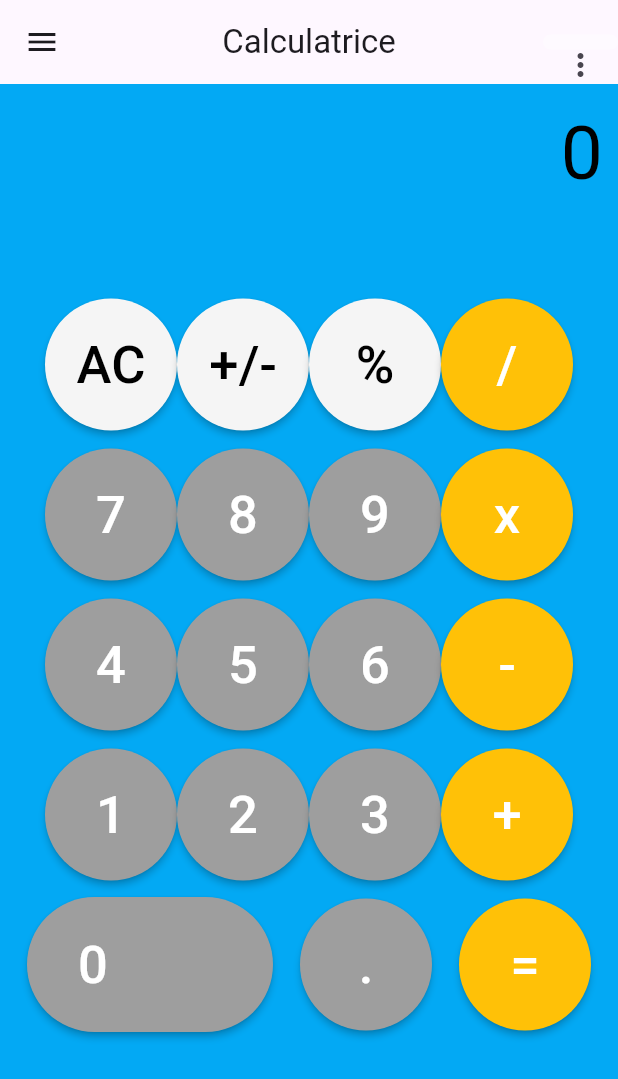
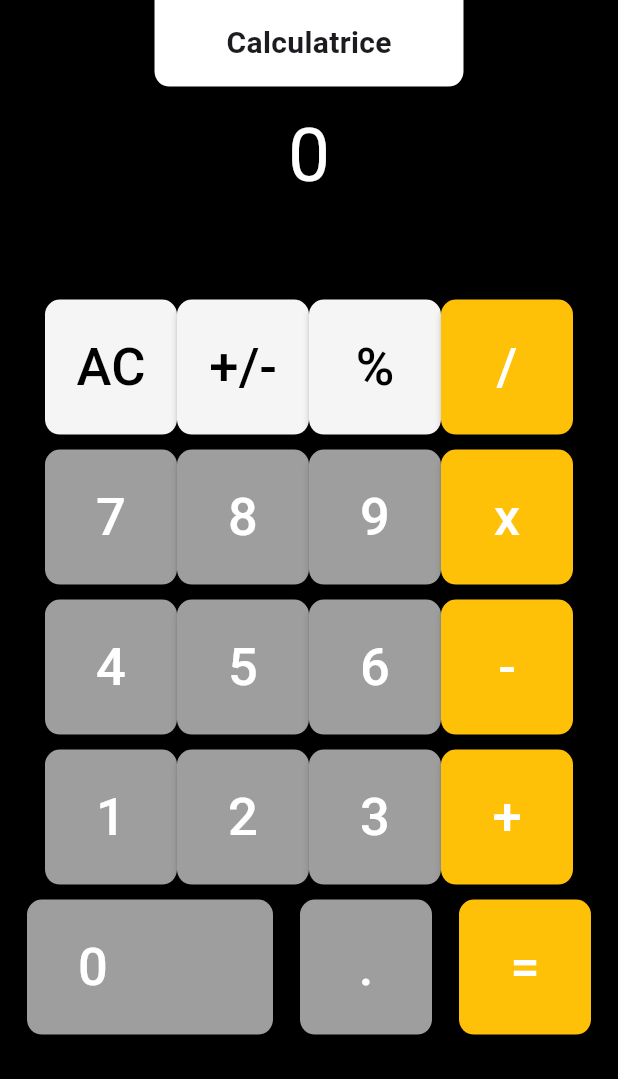
Before and after one commit to Matvdb/Calculatrice-Flutter, a Flutter app: the screen it shows after launch, on a phone screen of 412 x 824 dp. Shown: the top 1079 px of the screen. Run offline on Flutter 3.47's test engine with Material 2 defaults, Android fonts, the phone set to English and light mode, and no system bars.

Commit message:
finish Calculator + FrontEnd

```diff
--- a/lib/ecran/homepage.dart
+++ b/lib/ecran/homepage.dart
@@ -1,6 +1,4 @@
 import 'package:flutter/material.dart';
-import 'package:flutter_application_1/data/menu_items.dart';
-import 'package:flutter_application_1/ecran/parametre.dart';
 
 class MyHomePage extends StatefulWidget {
   const MyHomePage({Key? key}) : super(key: key);
@@ -14,10 +12,12 @@ class _MyHomePageState extends State<MyHomePage> {
   Widget _calcButton(String btntxt, Color btncolor, Color txtcolor){
     return SizedBox(
       child: RaisedButton(
+        shape: RoundedRectangleBorder(
+          borderRadius: BorderRadius.circular(10),
+        ),
         onPressed: (){
           calcul(btntxt);
         },
-        shape: const CircleBorder(),
         color: btncolor,
         padding: const EdgeInsets.all(20),
         child: Text(
@@ -34,69 +34,38 @@ class _MyHomePageState extends State<MyHomePage> {
   @override
   Widget build(BuildContext context) {
     return Scaffold(
-      drawer: Drawer(
-        child: ListView(
-          padding: EdgeInsets.zero,
-          children: [
-            const DrawerHeader(
-              decoration: BoxDecoration(
-                color: Colors.blue,
-              ),
-              child: Text("Calculatrice", style: TextStyle(
-                fontSize: 25.0,
-                fontWeight: FontWeight.bold,
-              ),),
-              ),
-              ListTile(
-                title: const Text('Calcul décimal'),
-                onTap: () {
-                },
-              ),
-              ListTile(
-                title: const Text('Contact'),
-                onTap: () {
-                },
-              ),
-          ],
-        ),
-      ),
-      appBar: AppBar(
-        title: const Text("Calculatrice"),
-        centerTitle: true,
-        actions: [
-          Container(
-                  decoration: BoxDecoration(
-                  borderRadius: BorderRadius.circular(10),
-                  color: Colors.white38,
-                  ),
-                  height: 10,
-                  width: 50,
-                  child: PopupMenuButton<MenusItem>(
-                  itemBuilder: (context) => [
-                    ...MenusItems.itemsFirst.map(buildItem).toList(),
-                ],),
-                ),
-        ],
-      ),
       body: Container(
             height: MediaQuery.of(context).size.height * 1,
             width: MediaQuery.of(context).size.width * 1,
-            color: Colors.lightBlue,
+            color: Colors.black,
             child: SingleChildScrollView(
               scrollDirection: Axis.vertical,
               child: Column(
         mainAxisAlignment: MainAxisAlignment.end,
         children: [
-          Row(
+          Container(
+            alignment: Alignment.center,
+            height: MediaQuery.of(context).size.height * 0.07,
+            width: MediaQuery.of(context).size.width * 0.5,
+            decoration: const BoxDecoration(
+              borderRadius: BorderRadius.only(bottomLeft: Radius.circular(10), bottomRight: Radius.circular(10)),
+              color: Colors.white,
+            ),
+            child: const Text("Calculatrice", style: TextStyle(fontSize: 20.0, fontWeight: FontWeight.bold),),
+          ),
+          SingleChildScrollView(
+            scrollDirection: Axis.horizontal,
+            child: Row(
             mainAxisAlignment: MainAxisAlignment.end,
             children: [
               Padding(padding: EdgeInsets.all(10.0),
               child: Text(text,
                 textAlign: TextAlign.left,
-                style: const TextStyle(color: Colors.black,
+                style: const TextStyle(color: Colors.white,
                 fontSize: 50),
-              ),)
+              ),),
             ],
+          ),
           ),
           const SizedBox(
             height: 50,
@@ -158,7 +127,9 @@ class _MyHomePageState extends State<MyHomePage> {
                 onPressed: (){
 
                 },
-                shape: const StadiumBorder(),
+                shape: RoundedRectangleBorder(
+                  borderRadius: BorderRadius.circular(10),
+                ),
                 child: const Text("0",
                   style: TextStyle(
                     fontSize: 35,
@@ -279,30 +250,4 @@ class _MyHomePageState extends State<MyHomePage> {
     }
     return result;
   }
-
-  PopupMenuItem<MenusItem> buildItem(MenusItem item) => PopupMenuItem(
-    child:
-    Column(
-      children: [
-        RaisedButton(
-          onPressed: () => Navigator.pushReplacement(context, MaterialPageRoute(builder: (context) => const Parametre())),
-        child: Row(
-          children: [
-            Icon(
-                item.icon, color: Colors.black,
-                size: 20,
-                ),
-                const Padding(padding: EdgeInsets.all(10)),
-                Text(item.text),
-          ],
-        ),
-        color: Colors.white,
-        shape: RoundedRectangleBorder(
-          borderRadius: BorderRadius.circular(15),
-        ),
-        splashColor: Colors.lightBlue,
-        ),
-        ],
-        ),
-    );
 }
```
Also changed, not shown: lib/ecran/parametre.dart (deleted, +0 -34 lines).
